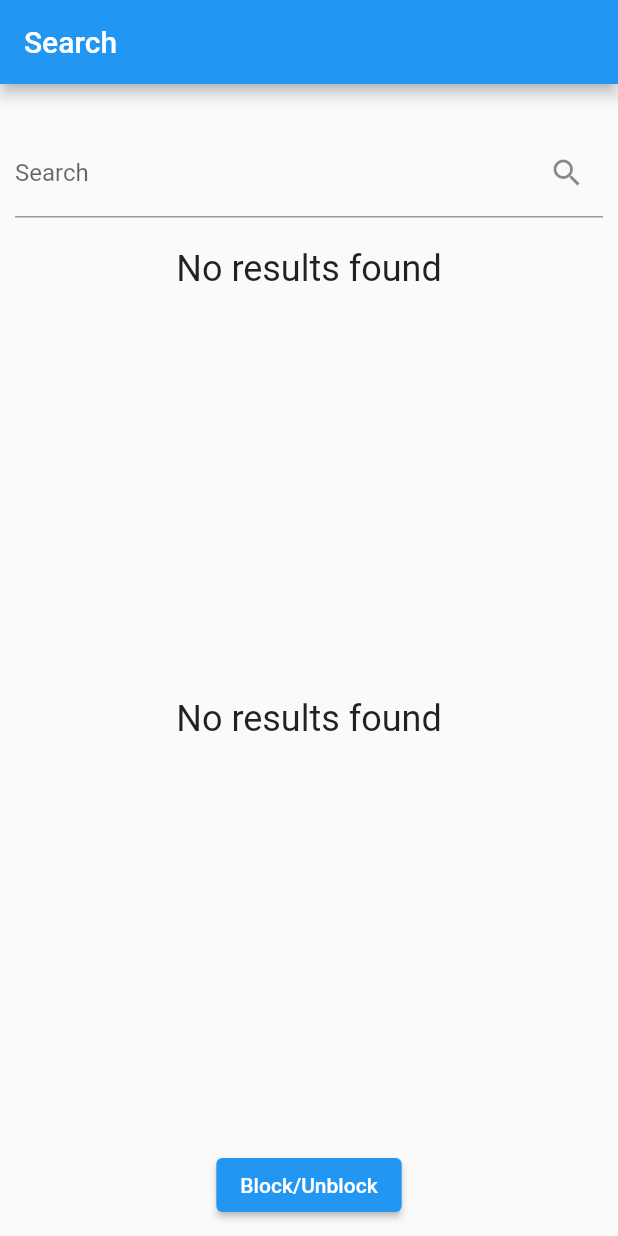
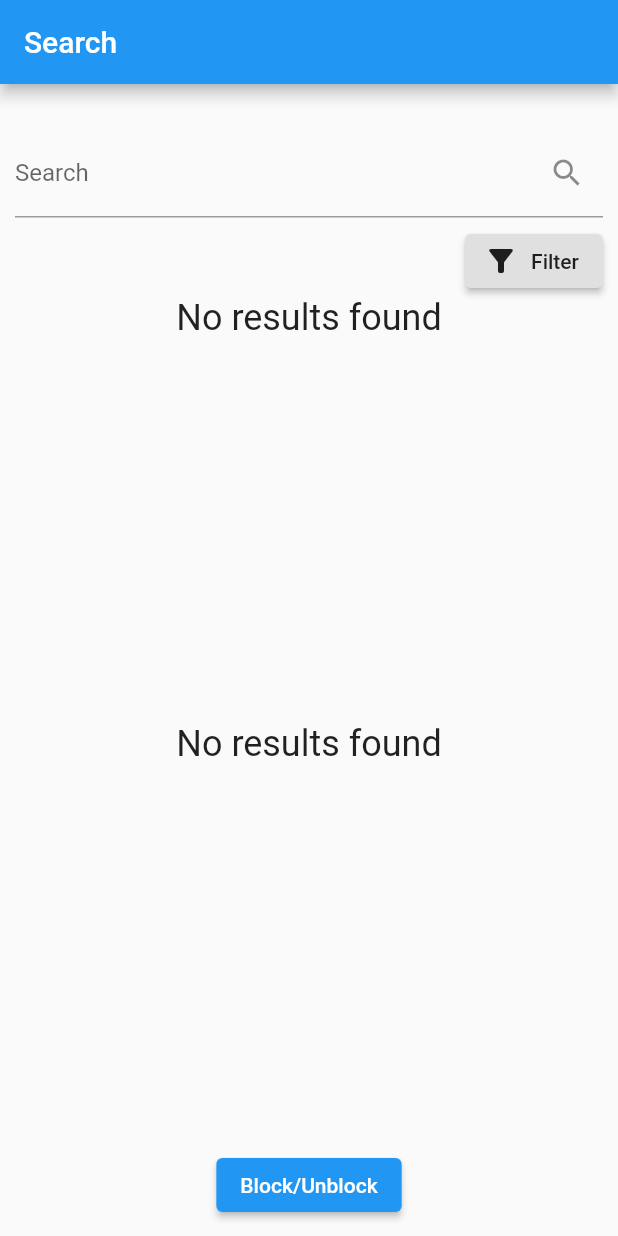
Before and after one commit to aadhi-prem/Duty-Normalizer-App, a Flutter app: the HomePage screen opened directly, after a tap on "Block/Unblock", on a phone screen of 412 x 824 dp. Run offline on Flutter 3.47's test engine with Material 2 defaults, Android fonts, the phone set to English and light mode, and no system bars; our stand-ins replace csv, file_picker, fluttertoast, sqflite; missing offline and left inert: dart:ffi; accounts and stored records are empty.

Commit message:
Add files via upload

```diff
--- a/lib/BlockUnblock.dart
+++ b/lib/BlockUnblock.dart
@@ -128,7 +128,6 @@ class _HomePageState extends State<HomePage> {
     }
     await runSqlQuery();
     setState(() {
-      debugPrint('fking work $searchWord');
       _runFilter(searchWord);
     });
 
@@ -153,13 +152,33 @@ class _HomePageState extends State<HomePage> {
               onChanged: (value) {
                 searchWord = value;
                 _runFilter(value);
-
               },
               decoration: const InputDecoration(
                   labelText: 'Search', suffixIcon: Icon(Icons.search)),
             ),
             const SizedBox(
-              height: 20,
+              height: 5,
+            ),
+            Row(
+
+                mainAxisAlignment: MainAxisAlignment.end,
+                children: [
+                  ElevatedButton.icon(
+                    onPressed: (){
+                      // Navigator.push(context, MaterialPageRoute(builder: (context) => FilterPage()),
+                      // );
+                    },
+                    icon: Icon(Icons.filter_alt,color: Colors.black87,),
+
+                    label: Text('Filter',style: TextStyle(color: Colors.black87),),
+                    style:
+                    ElevatedButton.styleFrom(
+                        primary:
+                        Colors.grey[300]
+                    ),
+                  )
+
+                ],
             ),
             Expanded(
               child: blockedusers.isNotEmpty
@@ -235,7 +254,7 @@ class _HomePageState extends State<HomePage> {
                 }
                 // debugPrint('$selectedUsers');
                 await _statuschange(selectedUsers);
-                await runSqlQuery();
+                // await runSqlQuery();
                 setState(() {
                   for(Map<String,dynamic>row in _allUsers){
                     _selected[row["RollNo"]]=false;
```
